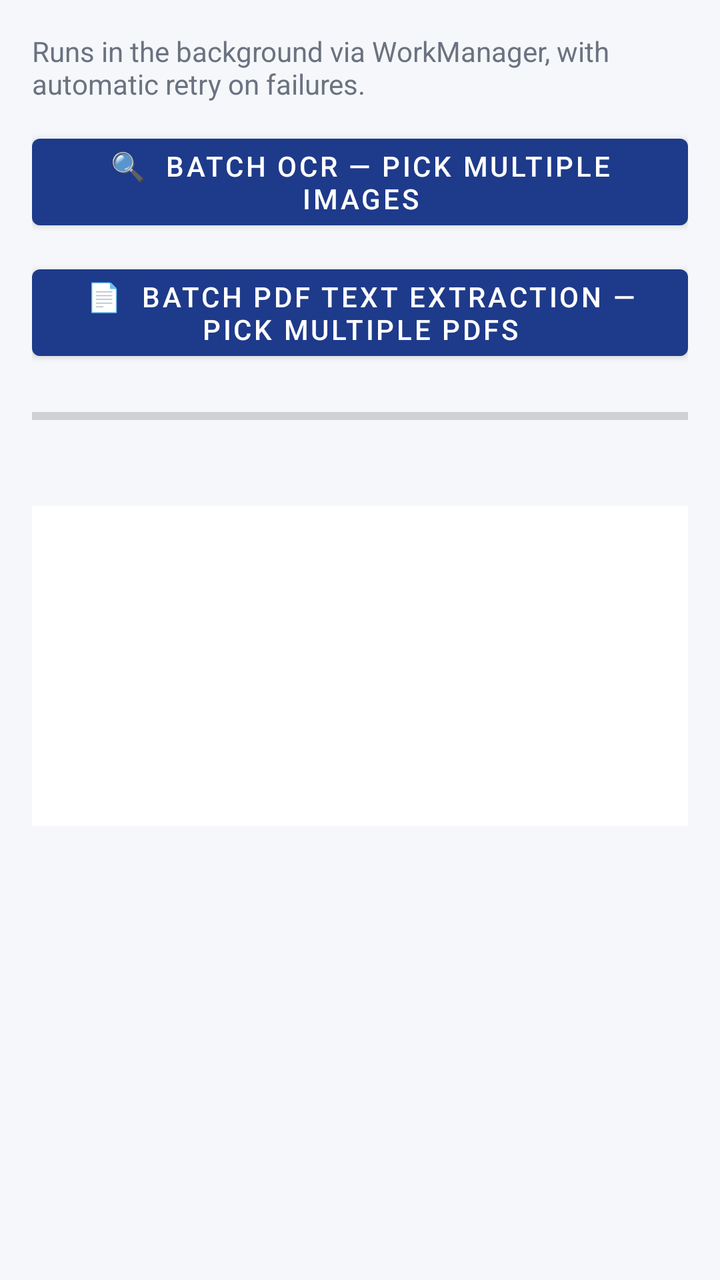
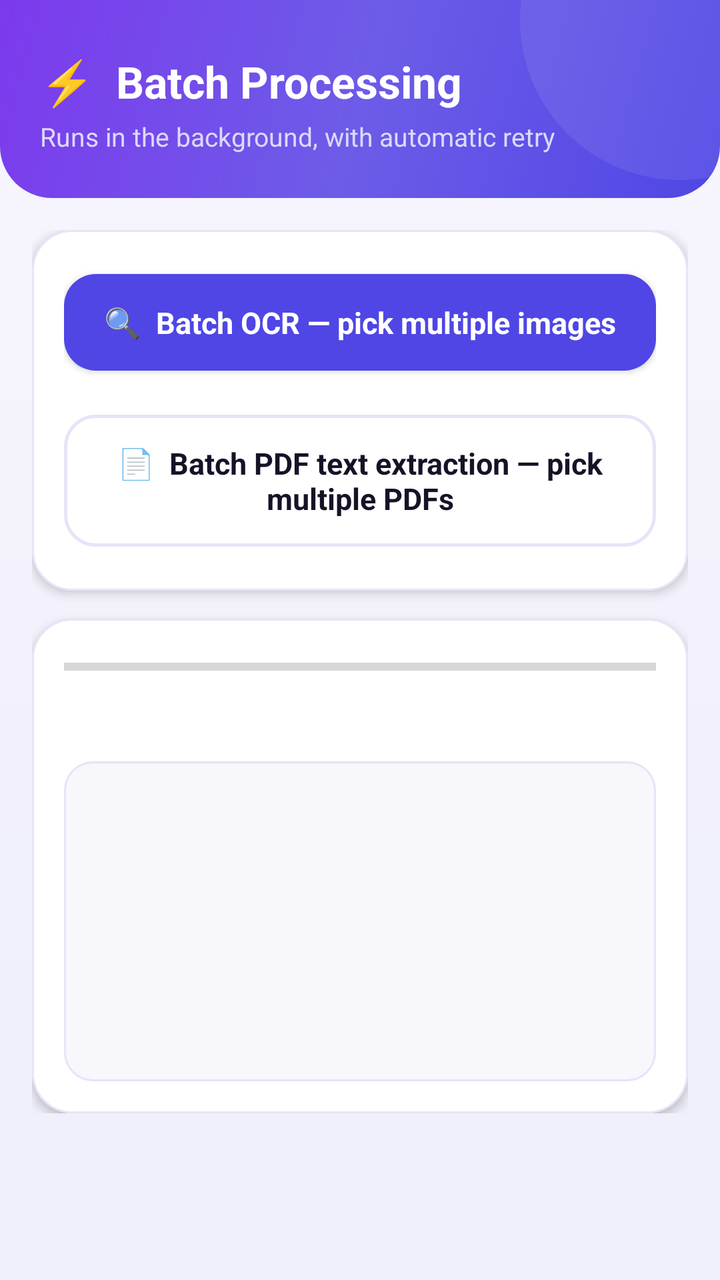

Before-and-after screenshots of an Android layout around one commit, followed by the original layout XML and the change that was made.
<!-- AndroidManifest.xml: application theme Theme.DataToolkit -->
<!-- res/layout/activity_batch_processing.xml -->
<?xml version="1.0" encoding="utf-8"?>
<ScrollView xmlns:android="http://schemas.android.com/apk/res/android"
    android:layout_width="match_parent"
    android:layout_height="match_parent"
    android:background="@color/background">

    <LinearLayout
        android:layout_width="match_parent"
        android:layout_height="wrap_content"
        android:orientation="vertical"
        android:padding="16dp">

        <TextView android:layout_width="wrap_content" android:layout_height="wrap_content"
            android:text="Runs in the background via WorkManager, with automatic retry on failures."
            android:textColor="@color/text_secondary" android:layout_marginBottom="12dp" />

        <com.google.android.material.button.MaterialButton
            android:id="@+id/btnBatchOcr"
            android:layout_width="match_parent" android:layout_height="wrap_content"
            android:layout_marginBottom="10dp"
            android:text="🔍  Batch OCR — pick multiple images" />

        <com.google.android.material.button.MaterialButton
            android:id="@+id/btnBatchPdf"
            android:layout_width="match_parent" android:layout_height="wrap_content"
            android:layout_marginBottom="16dp"
            android:text="📄  Batch PDF text extraction — pick multiple PDFs" />

        <ProgressBar
            android:id="@+id/progressBar"
            style="?android:attr/progressBarStyleHorizontal"
            android:layout_width="match_parent"
            android:layout_height="wrap_content"
            android:max="100" />

        <TextView android:id="@+id/tvStatus" android:layout_width="match_parent" android:layout_height="wrap_content"
            android:layout_marginTop="8dp" android:textColor="@color/text_secondary" />

        <TextView
            android:id="@+id/tvLog"
            android:layout_width="match_parent"
            android:layout_height="wrap_content"
            android:minHeight="160dp"
            android:layout_marginTop="10dp"
            android:background="@color/surface"
            android:fontFamily="monospace"
            android:padding="10dp"
            android:textSize="12sp" />

    </LinearLayout>
</ScrollView>
<!-- resources referenced by this layout -->
<resources>
  <color name="background">#F5F7FA</color>
  <color name="text_secondary">#6B7280</color>
  <style name="Theme.DataToolkit" parent="Theme.MaterialComponents.DayNight.NoActionBar">
          <item name="colorPrimary">@color/primary</item>
          <item name="colorPrimaryDark">@color/primary_dark</item>
          <item name="colorAccent">@color/accent</item>
          <item name="android:windowBackground">@color/background</item>
          <item name="android:statusBarColor">@color/primary_dark</item>
      </style>
  <color name="primary">#1E3A8A</color>
  <color name="primary_dark">#152A63</color>
  <!-- unchanged entries left out for length: 2 -->
</resources>

<!-- the commit's change to res/layout/activity_batch_processing.xml (unified diff, before → after) -->
@@ -2,50 +2,75 @@
 <ScrollView xmlns:android="http://schemas.android.com/apk/res/android"
     android:layout_width="match_parent"
     android:layout_height="match_parent"
-    android:background="@color/background">
+    android:clipToPadding="false">
 
     <LinearLayout
         android:layout_width="match_parent"
         android:layout_height="wrap_content"
-        android:orientation="vertical"
-        android:padding="16dp">
+        android:orientation="vertical">
 
-        <TextView android:layout_width="wrap_content" android:layout_height="wrap_content"
-            android:text="Runs in the background via WorkManager, with automatic retry on failures."
-            android:textColor="@color/text_secondary" android:layout_marginBottom="12dp" />
-
-        <com.google.android.material.button.MaterialButton
-            android:id="@+id/btnBatchOcr"
-            android:layout_width="match_parent" android:layout_height="wrap_content"
-            android:layout_marginBottom="10dp"
-            android:text="🔍  Batch OCR — pick multiple images" />
-
-        <com.google.android.material.button.MaterialButton
-            android:id="@+id/btnBatchPdf"
-            android:layout_width="match_parent" android:layout_height="wrap_content"
-            android:layout_marginBottom="16dp"
-            android:text="📄  Batch PDF text extraction — pick multiple PDFs" />
-
-        <ProgressBar
-            android:id="@+id/progressBar"
-            style="?android:attr/progressBarStyleHorizontal"
+        <FrameLayout
             android:layout_width="match_parent"
             android:layout_height="wrap_content"
-            android:max="100" />
+            android:background="@drawable/bg_header_flat"
+            android:paddingStart="20dp" android:paddingEnd="20dp"
+            android:paddingTop="26dp" android:paddingBottom="22dp">
+            <LinearLayout android:layout_width="match_parent" android:layout_height="wrap_content" android:orientation="vertical">
+                <TextView android:layout_width="wrap_content" android:layout_height="wrap_content"
+                    android:text="⚡  Batch Processing" android:textColor="@color/text_on_primary" android:textSize="22sp" android:textStyle="bold" />
+                <TextView android:layout_width="wrap_content" android:layout_height="wrap_content" android:layout_marginTop="4dp"
+                    android:text="Runs in the background, with automatic retry" android:textColor="@color/text_on_primary_muted" android:textSize="13sp" />
+            </LinearLayout>
+        </FrameLayout>
 
-        <TextView android:id="@+id/tvStatus" android:layout_width="match_parent" android:layout_height="wrap_content"
-            android:layout_marginTop="8dp" android:textColor="@color/text_secondary" />
-
-        <TextView
-            android:id="@+id/tvLog"
+        <LinearLayout
             android:layout_width="match_parent"
             android:layout_height="wrap_content"
-            android:minHeight="160dp"
-            android:layout_marginTop="10dp"
-            android:background="@color/surface"
-            android:fontFamily="monospace"
-            android:padding="10dp"
-            android:textSize="12sp" />
+            android:orientation="vertical"
+            android:padding="16dp">
 
+            <com.google.android.material.card.MaterialCardView style="@style/Widget.App.Card" android:layout_width="match_parent" android:layout_height="wrap_content" android:layout_marginBottom="14dp">
+                <LinearLayout android:layout_width="match_parent" android:layout_height="wrap_content" android:orientation="vertical">
+                    <com.google.android.material.button.MaterialButton
+                        android:id="@+id/btnBatchOcr"
+                        style="@style/Widget.App.Button.Primary"
+                        android:layout_width="match_parent" android:layout_height="wrap_content"
+                        android:layout_marginBottom="10dp"
+                        android:text="🔍  Batch OCR — pick multiple images" />
+
+                    <com.google.android.material.button.MaterialButton
+                        android:id="@+id/btnBatchPdf"
+                        style="@style/Widget.App.Button.Outlined"
+                        android:layout_width="match_parent" android:layout_height="wrap_content"
+                        android:text="📄  Batch PDF text extraction — pick multiple PDFs" />
+                </LinearLayout>
+            </com.google.android.material.card.MaterialCardView>
+
+            <com.google.android.material.card.MaterialCardView style="@style/Widget.App.Card" android:layout_width="match_parent" android:layout_height="wrap_content">
+                <LinearLayout android:layout_width="match_parent" android:layout_height="wrap_content" android:orientation="vertical">
+                    <ProgressBar
+                        android:id="@+id/progressBar"
+                        style="?android:attr/progressBarStyleHorizontal"
+                        android:layout_width="match_parent"
+                        android:layout_height="wrap_content"
+                        android:progressTint="@color/primary"
+                        android:max="100" />
+
+                    <TextView android:id="@+id/tvStatus" android:layout_width="match_parent" android:layout_height="wrap_content"
+                        android:layout_marginTop="10dp" android:textColor="@color/text_secondary" android:textSize="12.5sp" />
+
+                    <TextView
+                        android:id="@+id/tvLog"
+                        android:layout_width="match_parent"
+                        android:layout_height="wrap_content"
+                        android:minHeight="160dp"
+                        android:layout_marginTop="12dp"
+                        android:background="@drawable/bg_input_field"
+                        android:fontFamily="monospace"
+                        android:textSize="12sp" />
+                </LinearLayout>
+            </com.google.android.material.card.MaterialCardView>
+
+        </LinearLayout>
     </LinearLayout>
 </ScrollView>
<!-- resource entries referenced after the edit -->
@@ -1,16 +1,111 @@
 <!-- resources referenced by this layout -->
 <resources>
-  <color name="background">#F5F7FA</color>
-  <color name="text_secondary">#6B7280</color>
+  <color name="background">#F3F1FB</color>
+  <color name="text_secondary">#68647E</color>
+  <!-- drawable bg_header_flat (drawable) -->
+  <?xml version="1.0" encoding="utf-8"?>
+  <layer-list xmlns:android="http://schemas.android.com/apk/res/android">
+      <item>
+          <shape android:shape="rectangle">
+              <corners android:bottomLeftRadius="26dp" android:bottomRightRadius="26dp" />
+              <gradient
+                  android:type="linear"
+                  android:angle="135"
+                  android:startColor="@color/gradient_start"
+                  android:centerColor="@color/gradient_mid"
+                  android:endColor="@color/gradient_end" />
+          </shape>
+      </item>
+      <item android:gravity="top|end" android:width="160dp" android:height="160dp" android:top="-70dp" android:end="-60dp">
+          <shape android:shape="oval">
+              <solid android:color="#14FFFFFF" />
+          </shape>
+      </item>
+  </layer-list>
+  <!-- drawable bg_input_field (drawable) -->
+  <?xml version="1.0" encoding="utf-8"?>
+  <shape xmlns:android="http://schemas.android.com/apk/res/android" android:shape="rectangle">
+      <solid android:color="@color/surface_muted" />
+      <stroke android:width="1dp" android:color="@color/stroke" />
+      <corners android:radius="14dp" />
+      <padding android:left="12dp" android:top="12dp" android:right="12dp" android:bottom="12dp" />
+  </shape>
+  <style name="Widget.App.Button.Outlined" parent="Widget.MaterialComponents.Button.OutlinedButton">
+          <item name="strokeColor">@color/stroke</item>
+          <item name="strokeWidth">1.5dp</item>
+          <item name="cornerRadius">16dp</item>
+          <item name="android:textColor">@color/text_primary</item>
+          <item name="android:textAllCaps">false</item>
+          <item name="android:textStyle">bold</item>
+          <item name="android:textSize">15sp</item>
+          <item name="android:paddingTop">14dp</item>
+          <item name="android:paddingBottom">14dp</item>
+          <item name="rippleColor">@color/icon_chip_bg</item>
+          <item name="android:paddingStart">18dp</item>
+          <item name="android:paddingEnd">18dp</item>
+      </style>
+  <style name="Widget.App.Button.Primary" parent="Widget.MaterialComponents.Button">
+          <item name="backgroundTint">@color/primary</item>
+          <item name="cornerRadius">16dp</item>
+          <item name="android:textAllCaps">false</item>
+          <item name="android:textStyle">bold</item>
+          <item name="android:textSize">15sp</item>
+          <item name="android:letterSpacing">0</item>
+          <item name="android:paddingTop">14dp</item>
+          <item name="android:paddingBottom">14dp</item>
+          <item name="rippleColor">@color/ripple_on_primary</item>
+          <item name="elevation">2dp</item>
+      </style>
+  <style name="Widget.App.Card" parent="Widget.MaterialComponents.CardView">
+          <item name="cardCornerRadius">20dp</item>
+          <item name="cardElevation">3dp</item>
+          <item name="cardBackgroundColor">@color/surface</item>
+          <item name="strokeColor">@color/stroke</item>
+          <item name="strokeWidth">1dp</item>
+          <item name="contentPadding">16dp</item>
+          <item name="rippleColor">@color/icon_chip_bg</item>
+      </style>
   <style name="Theme.DataToolkit" parent="Theme.MaterialComponents.DayNight.NoActionBar">
           <item name="colorPrimary">@color/primary</item>
           <item name="colorPrimaryDark">@color/primary_dark</item>
+          <item name="colorPrimaryVariant">@color/secondary</item>
           <item name="colorAccent">@color/accent</item>
-          <item name="android:windowBackground">@color/background</item>
-          <item name="android:statusBarColor">@color/primary_dark</item>
+          <item name="colorSecondary">@color/secondary</item>
+          <item name="colorOnPrimary">@color/text_on_primary</item>
+          <item name="android:windowBackground">@drawable/bg_app_gradient</item>
+          <item name="android:statusBarColor">@color/gradient_start</item>
+          <item name="android:navigationBarColor">@color/background</item>
+          <item name="android:windowLightStatusBar" tools:targetApi="23">false</item>
+          <item name="materialButtonStyle">@style/Widget.App.Button.Primary</item>
+          <item name="android:fontFamily">sans-serif</item>
       </style>
-  <color name="primary">#1E3A8A</color>
-  <color name="primary_dark">#152A63</color>
+  <color name="gradient_start">#4F46E5</color>
+  <color name="gradient_mid">#6D5CE8</color>
+  <color name="gradient_end">#7C3AED</color>
+  <color name="surface_muted">#F7F7FC</color>
+  <color name="stroke">#E7E4F7</color>
+  <color name="text_primary">#161327</color>
+  <color name="icon_chip_bg">#EDE9FE</color>
+  <color name="ripple_on_primary">#33FFFFFF</color>
+  <color name="primary">#4F46E5</color>
+  <color name="text_on_primary">#FFFFFF</color>
+  <color name="text_on_primary_muted">#DCD9FB</color>
+  <color name="primary_dark">#3730A3</color>
+  <color name="secondary">#7C3AED</color>
+  <!-- drawable bg_app_gradient (drawable) -->
+  <?xml version="1.0" encoding="utf-8"?>
+  <layer-list xmlns:android="http://schemas.android.com/apk/res/android">
+      <item>
+          <shape android:shape="rectangle">
+              <gradient
+                  android:type="linear"
+                  android:angle="90"
+                  android:startColor="#EEF0FA"
+                  android:centerColor="#F3F1FB"
+                  android:endColor="#F7F5FC" />
+          </shape>
+      </item>
+  </layer-list>
   <!-- unchanged entries left out for length: 2 -->
 </resources>
 
